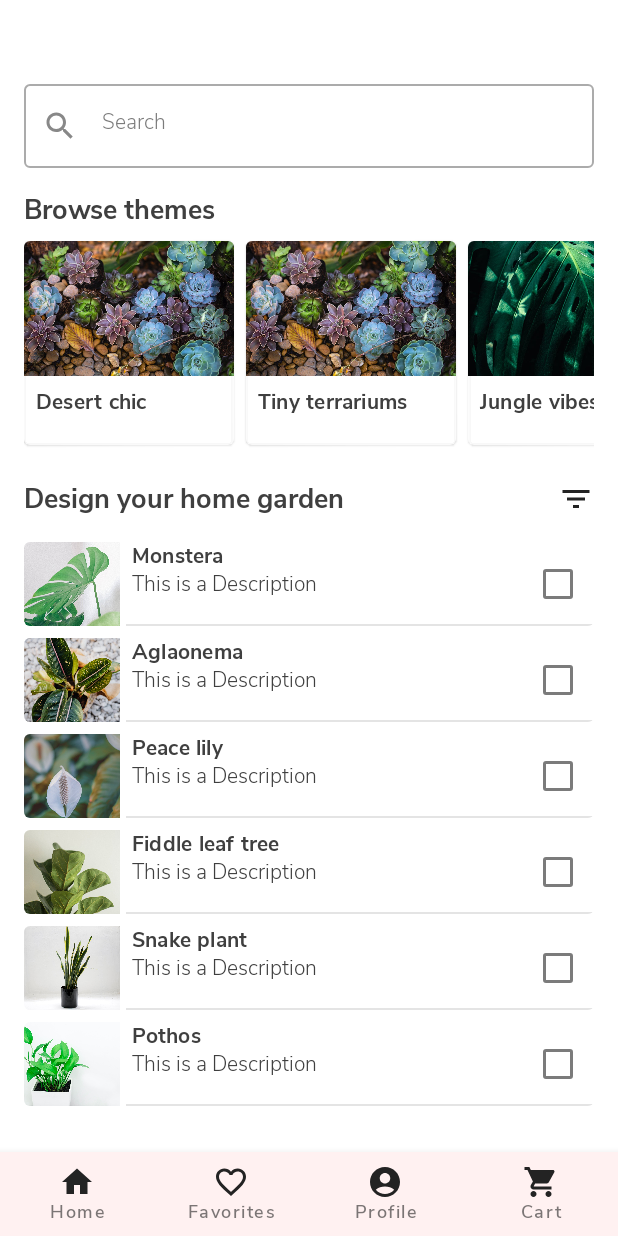
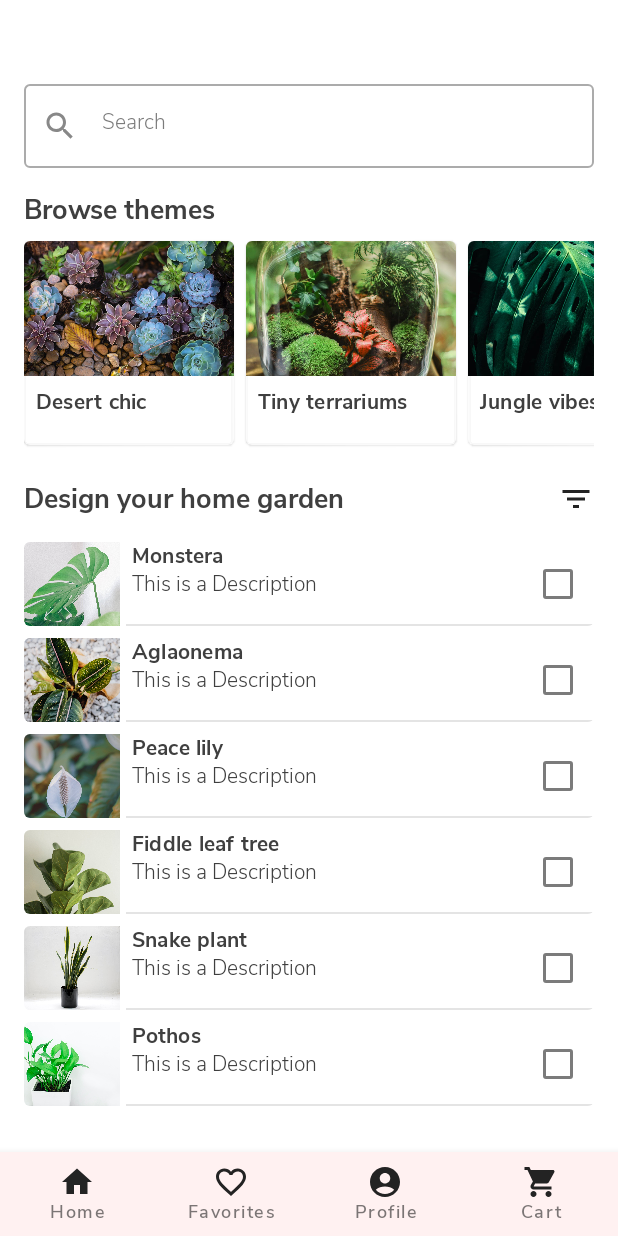
Before and after one commit to mjmanaog/week-3-androiddevchallenge, an Android app built with Jetpack Compose: the HomeNavigation screen opened through its navigation route, on a phone screen of 412 x 824 dp. Run offline under Robolectric (Android 15) with nearby library versions, the light colour scheme and no system bars; 1 statement that could not run was skipped.

Commit message:
fix: homescreen column

```diff
--- a/app/src/main/java/com/example/androiddevchallenge/helpers/DummyData.kt
+++ b/app/src/main/java/com/example/androiddevchallenge/helpers/DummyData.kt
@@ -6,8 +6,8 @@ data class DummyThemesData(val image: Int, val title: String)
 data class DummyPlantsData(val image: Int, val title: String, val description: String)
 
 val themesList = arrayListOf(
-    DummyThemesData(R.drawable.img_desert_chiq, "Desert chic"),
-    DummyThemesData(R.drawable.img_desert_chiq, "Tiny terrariums"),
+    DummyThemesData(R.drawable.img_desert_chic, "Desert chic"),
+    DummyThemesData(R.drawable.img_tiny_terrarium, "Tiny terrariums"),
     DummyThemesData(R.drawable.img_jungle_vibes, "Jungle vibes"),
     DummyThemesData(R.drawable.img_easy_care, "Easy care"),
     DummyThemesData(R.drawable.img_statements, "Statements"),
--- a/app/src/main/java/com/example/androiddevchallenge/ui/screens/HomeScreen.kt
+++ b/app/src/main/java/com/example/androiddevchallenge/ui/screens/HomeScreen.kt
@@ -28,7 +28,8 @@ import com.example.androiddevchallenge.ui.theme.MyTheme
 fun HomeScreen() {
     Surface(
         modifier = Modifier
-            .fillMaxSize(),
+            .fillMaxSize()
+            .padding(bottom = 40.dp),
         color = MaterialTheme.colors.onSecondary
     ) {
         HomeMain()
```
Also changed, not shown: app/src/main/res/drawable/img_desert_chic.jpeg (renamed from app/src/main/res/drawable/img_desert_chiq.jpeg).
